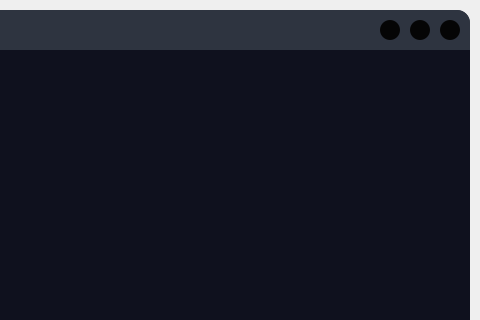
Old version of the form ui_main.ui in the repository TECH-70/MARS; both pictures show x 540 to 1020 and y 0 to 320 of the 1020 by 520 pixel window.
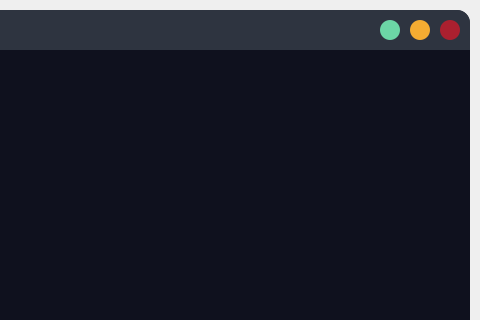
New version of the form. Icons and pictures are not drawn.

The edit to the form file:
```diff
--- a/ui_main.ui
+++ b/ui_main.ui
@@ -242,7 +242,7 @@
             </property>
             <property name="styleSheet">
              <string notr="true">QPushButton{
-	background-color: #050505;
+	background-color: #6cd6a6;
 	border: 0px;
 	border-radius: 10px;
 }
@@ -277,7 +277,7 @@
             </property>
             <property name="styleSheet">
              <string notr="true">QPushButton{
-	background-color: #050505;
+	background-color:#f4ac32;
 	border: 0px;
 	border-radius: 10px;
 }
@@ -313,7 +313,7 @@
             </property>
             <property name="styleSheet">
              <string notr="true">QPushButton{
-	background-color: #050505;
+	background-color: #ab202f;
 	border: 0px;
 	border-radius: 10px;
 }
```
Left out of the diff: 6 changed lines with no effect on the pictures.
